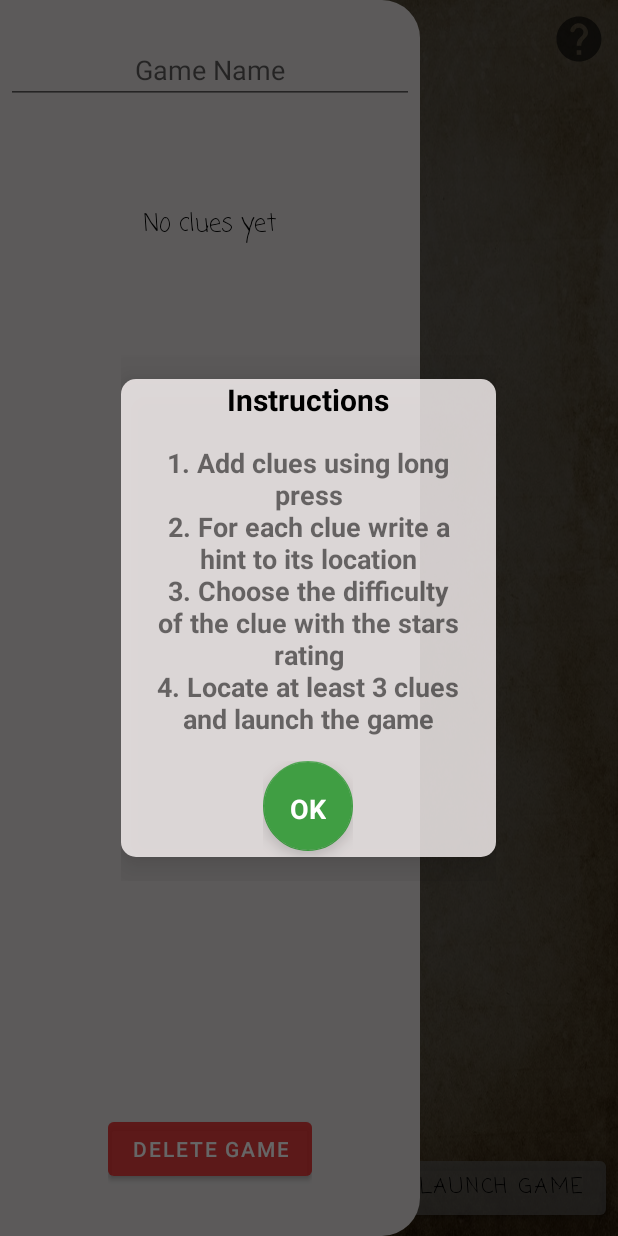
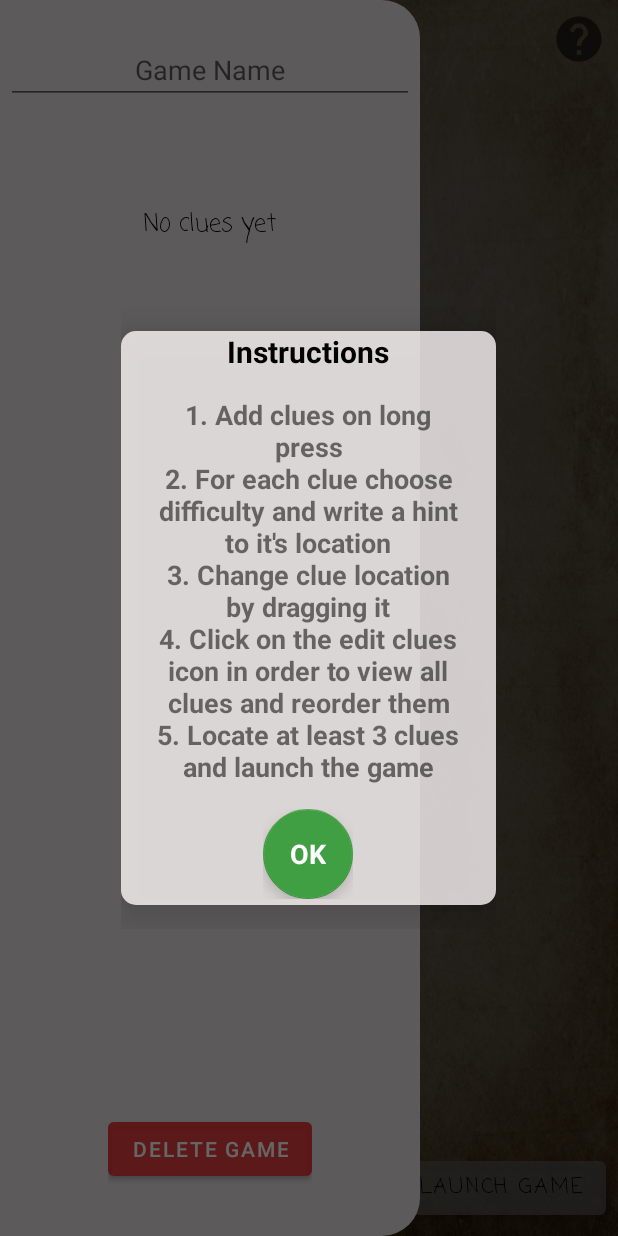
Before and after one commit to IdoSagiv/treasure-hunt, an Android app: the CreatorEditGameFragment screen opened through its navigation route, with the side drawer open, on a phone screen of 412 x 824 dp. Run offline under Robolectric (Android 15) with nearby library versions, the phone set to English and light mode, and no system bars; our stand-ins replace Firebase (no records; nobody signed in at launch, a user with empty details on screens opened directly); libraries missing offline, so code that uses them is left out: org.osmdroid.config, org.osmdroid.util, org.osmdroid.views; plain views replace MapView; 7 statements that could not run were skipped.

Commit message:
small UI UX improvements

```diff
--- a/app/src/main/java/huji/postpc2021/treasure_hunt/CreatorFlow/Fragments/CreatorEditGameFragment.java
+++ b/app/src/main/java/huji/postpc2021/treasure_hunt/CreatorFlow/Fragments/CreatorEditGameFragment.java
@@ -1,5 +1,6 @@
 package huji.postpc2021.treasure_hunt.CreatorFlow.Fragments;
 
+import android.annotation.SuppressLint;
 import android.content.DialogInterface;
 import android.os.Bundle;
 import android.text.Editable;
@@ -32,6 +33,7 @@ import huji.postpc2021.treasure_hunt.CreatorFlow.SwipeToDeleteClueCallback;
 import huji.postpc2021.treasure_hunt.Utils.MessageBoxDialog;
 import huji.postpc2021.treasure_hunt.Utils.MapHandler;
 import huji.postpc2021.treasure_hunt.R;
+import huji.postpc2021.treasure_hunt.Utils.UtilsFunctions;
 
 public class CreatorEditGameFragment extends Fragment {
     private MapHandler mapHandler = null;
@@ -45,6 +47,7 @@ public class CreatorEditGameFragment extends Fragment {
     }
 
 
+    @SuppressLint("ClickableViewAccessibility")
     @Override
     public View onCreateView(LayoutInflater inflater, ViewGroup container, Bundle savedInstanceState) {
         View view = inflater.inflate(R.layout.fragment_creator_edit_game, container, false);
@@ -58,6 +61,11 @@ public class CreatorEditGameFragment extends Fragment {
         ImageView helpButton = view.findViewById(R.id.buttonHelpCreatorEditGame);
         EditText gameNameEditText = view.findViewById(R.id.editTextGameNameInSettings);
 
+        mMapView.setOnTouchListener((v, event) -> {
+            UtilsFunctions.hideKeyboard(requireActivity());
+            return false;
+        });
+
         // initialize map and drawer
         mapHandler = new MapHandler(mMapView, MapHandler.MarkersType.CreatorEdit, getContext());
         initializeSettingsDrawer(view);
@@ -68,6 +76,7 @@ public class CreatorEditGameFragment extends Fragment {
 
         openHintsDrawerButton.setOnClickListener(v -> {
             mapHandler.closeAllMarkers();
+            UtilsFunctions.hideKeyboard(requireActivity());
             gameSettingsDrawerLayout.openDrawer(GravityCompat.START);
         });
 
@@ -170,10 +179,11 @@ public class CreatorEditGameFragment extends Fragment {
     private void showInstructionsPopup() {
         MessageBoxDialog dialog = new MessageBoxDialog(requireActivity());
         dialog.setTitle("Instructions")
-                .setMessage("1. Add clues using long press\n" +
-                        "2. For each clue write a hint to its location\n" +
-                        "3. Choose the difficulty of the clue with the stars rating\n" +
-                        "4. Locate at least 3 clues and launch the game")
+                .setMessage("1. Add clues on long press\n" +
+                        "2. For each clue choose difficulty and write a hint to it's location\n" +
+                        "3. Change clue location by dragging it\n" +
+                        "4. Click on the edit clues icon in order to view all clues and reorder them\n" +
+                        "5. Locate at least 3 clues and launch the game")
                 .setOkButton("OK", null)
                 .show();
     }
--- a/app/src/main/res/layout/dialog_message_box_layout.xml
+++ b/app/src/main/res/layout/dialog_message_box_layout.xml
@@ -16,7 +16,6 @@
         android:layout_gravity="center_vertical"
         android:layout_marginTop="16dp"
         android:layout_marginBottom="16dp"
-
         android:background="@drawable/dialog_background"
         android:elevation="16dp"
         android:gravity="center_vertical"
@@ -61,13 +60,13 @@
             android:layout_height="wrap_content"
             android:layout_gravity="center"
             android:layout_marginTop="16dp"
+            android:layout_marginBottom="4dp"
             app:layout_constraintTop_toBottomOf="@+id/cardLayout">
 
             <com.google.android.material.floatingactionbutton.FloatingActionButton
                 android:id="@+id/fabOkButton"
                 android:layout_width="60dp"
                 android:layout_height="60dp"
-                android:layout_marginBottom="4dp"
                 android:src="@android:color/transparent"
                 app:backgroundTint="@color/dialog_ok_btn" />
 
@@ -85,5 +84,4 @@
         </FrameLayout>
     </LinearLayout>
 
-
 </androidx.constraintlayout.widget.ConstraintLayout>
--- a/app/src/main/res/layout/fragment_creator_edit_game.xml
+++ b/app/src/main/res/layout/fragment_creator_edit_game.xml
@@ -64,8 +64,8 @@
             android:id="@+id/buttonOpenHintsListDrawer"
             android:layout_width="wrap_content"
             android:layout_height="wrap_content"
-            android:layout_marginStart="16dp"
-            android:layout_marginTop="16dp"
+            android:layout_marginStart="8dp"
+            android:layout_marginTop="8dp"
             android:background="?android:attr/selectableItemBackground"
             android:clickable="true"
             android:focusable="true"
@@ -107,6 +107,8 @@
                     android:layout_width="match_parent"
                     android:layout_height="wrap_content"
                     android:hint="Game Name"
+                    android:inputType="textShortMessage"
+                    android:lines="1"
                     android:textAlignment="center" />
             </LinearLayout>
 
@@ -116,6 +118,7 @@
                 android:layout_height="0dp"
                 android:layout_marginBottom="24dp"
                 android:layout_weight="10"
+                android:focusable="false"
                 android:paddingStart="16dp"
                 android:paddingEnd="16dp"
                 android:scrollbars="vertical"
@@ -127,6 +130,7 @@
                 android:layout_height="wrap_content"
                 android:layout_marginTop="32dp"
                 android:layout_weight="10"
+                android:focusable="false"
                 android:fontFamily="@string/app_font"
                 android:text="@string/no_clues_yet"
                 android:textColor="@color/black"
--- a/app/src/main/res/layout/marker_window_edit_hint.xml
+++ b/app/src/main/res/layout/marker_window_edit_hint.xml
@@ -57,6 +57,7 @@
                 android:layout_height="wrap_content"
                 android:layout_marginStart="2dp"
                 android:layout_marginEnd="2dp"
+                android:inputType="text"
                 android:hint="@string/clue_desc_edit_text_hint"
                 android:scrollbars="vertical"
                 android:textAlignment="center"
```
Also changed, not shown: app/src/main/java/huji/postpc2021/treasure_hunt/Utils/UtilsFunctions.java (+14 -0 lines).
